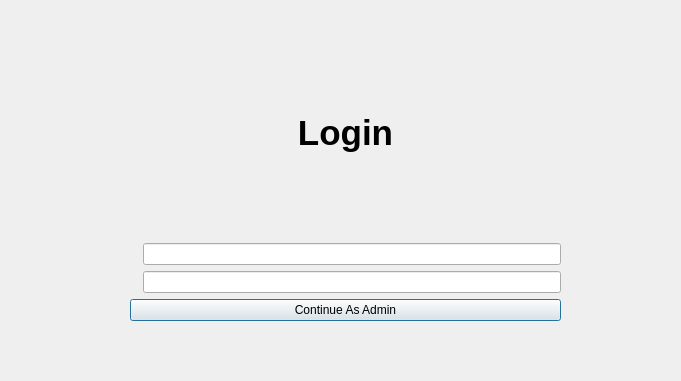
This is adminlogin.ui in IbrahimAhmad20/Competria as Qt 5 draws it before an edit. The edited form follows.
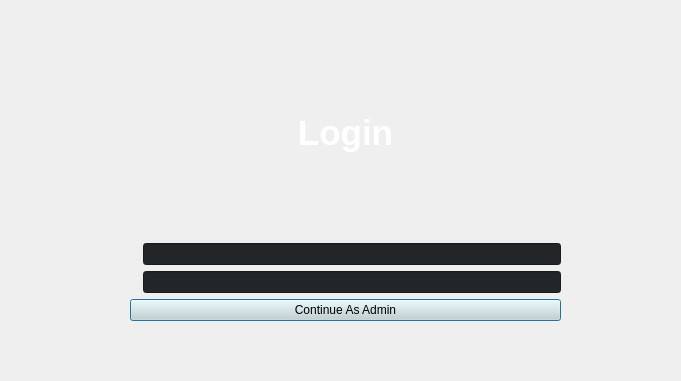
This is the edited form. Icons and pictures are not drawn.

Patch:
```diff
--- a/adminlogin.ui
+++ b/adminlogin.ui
@@ -25,6 +25,9 @@
    <layout class="QVBoxLayout" name="verticalLayout">
     <item>
      <widget class="QLabel" name="label">
+      <property name="styleSheet">
+       <string notr="true">color: rgb(255, 255, 255);</string>
+      </property>
       <property name="text">
        <string>&lt;html&gt;&lt;head/&gt;&lt;body&gt;&lt;p align=&quot;center&quot;&gt;&lt;span style=&quot; font-size:26pt; font-weight:700;&quot;&gt;Login&lt;/span&gt;&lt;/p&gt;&lt;/body&gt;&lt;/html&gt;</string>
       </property>
@@ -54,7 +57,13 @@
        </widget>
       </item>
       <item>
-       <widget class="QLineEdit" name="username_lineEdit"/>
+       <widget class="QLineEdit" name="username_lineEdit">
+        <property name="styleSheet">
+         <string notr="true">
+font: 700 14pt &quot;Segoe UI&quot;;
+background-color: rgb(34, 38, 41);</string>
+        </property>
+       </widget>
       </item>
      </layout>
     </item>
@@ -71,6 +80,10 @@
       </item>
       <item>
        <widget class="QLineEdit" name="password_lineEdit">
+        <property name="styleSheet">
+         <string notr="true">font: 12pt &quot;Segoe UI&quot;;
+background-color: rgb(34, 38, 41);</string>
+        </property>
         <property name="echoMode">
          <enum>QLineEdit::EchoMode::Password</enum>
         </property>
@@ -85,6 +98,8 @@
       </property>
       <property name="styleSheet">
        <string notr="true">font: 700 11pt &quot;Segoe Print&quot;;
+color: rgb(0, 0, 0);
+background-color: rgb(211, 217, 212);
 </string>
       </property>
       <property name="text">
```
